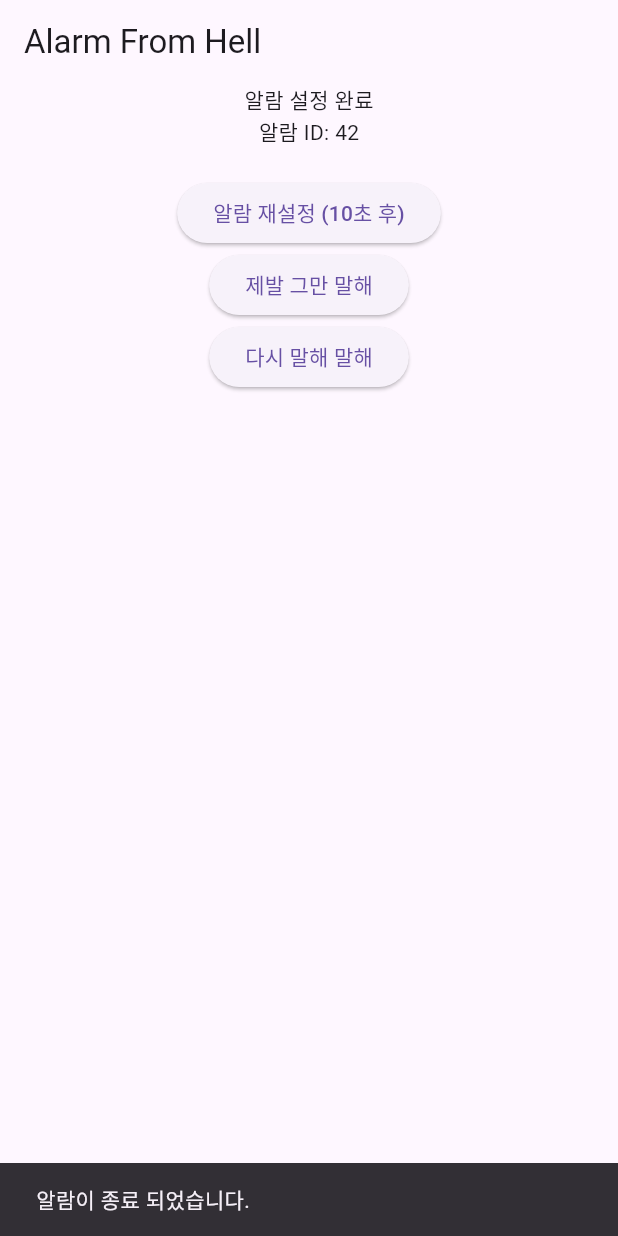
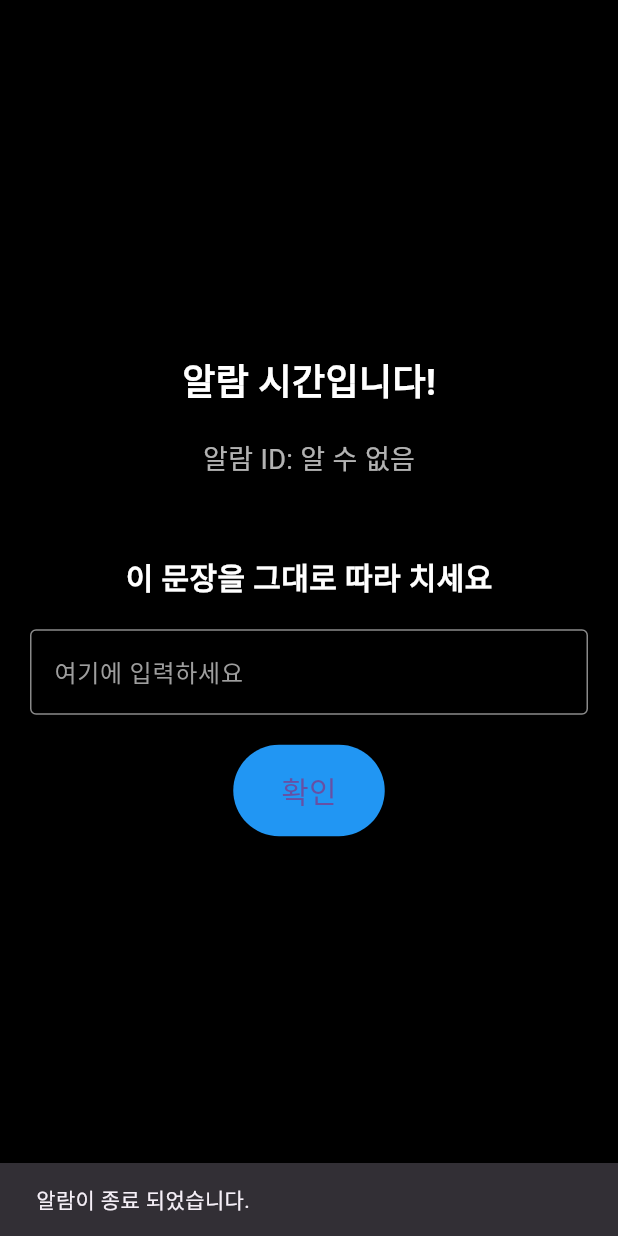
Before and after one commit to S-Soo100/alarm-from-hell, a Flutter app: the screen it shows after launch, after a tap on "제발 그만 말해", on a phone screen of 412 x 824 dp. Run offline on Flutter 3.47's test engine with Material 3 defaults, Android fonts, the phone set to English and light mode, and no system bars; our stand-ins replace permission_handler; missing offline and left inert: alarm; statements that could not run were skipped.

Commit message:
feature/alarm exit page(write sentense)

```diff
--- a/lib/main.dart
+++ b/lib/main.dart
@@ -1,5 +1,5 @@
 import 'package:alarm/alarm.dart';
-import 'package:alarm_from_hell/ui/alarm_ring_page.dart';
+import 'package:alarm_from_hell/ui/alarm_exit/alarm_exit_page.dart';
 import 'package:alarm_from_hell/ui/home_page.dart';
 import 'package:flutter/material.dart';
 import 'dart:io';
@@ -72,7 +72,7 @@
       navigatorKey: _navigatorKey, // 전역 내비게이터 키 설정
       home: HomePage(),
       debugShowCheckedModeBanner: false,
-      routes: {'/alarm_ring_page': (context) => AlarmRingPage()},
+      routes: {'/alarm_ring_page': (context) => AlarmExitPage()},
     );
   }
 }
--- /dev/null
+++ b/lib/ui/alarm_exit/alarm_exit_page.dart
@@ -0,0 +1,130 @@
+import 'package:alarm/alarm.dart';
+import 'package:alarm/model/alarm_settings.dart';
+import 'package:flutter/material.dart';
+
+class AlarmExitPage extends StatefulWidget {
+  const AlarmExitPage({Key? key}) : super(key: key);
+
+  @override
+  State<AlarmExitPage> createState() => _AlarmExitPageState();
+}
+
+class _AlarmExitPageState extends State<AlarmExitPage> {
+  AlarmSettings? alarmSettings;
+  final TextEditingController _textController = TextEditingController();
+  bool _isTextCorrect = false;
+  final String _targetText = "이 문장을 그대로 따라 치세요";
+
+  @override
+  void dispose() {
+    _textController.dispose();
+    super.dispose();
+  }
+
+  @override
+  void didChangeDependencies() {
+    super.didChangeDependencies();
+    // arguments로 알람 설정을 받아옵니다
+    final args = ModalRoute.of(context)?.settings.arguments;
+    if (args is AlarmSettings) {
+      alarmSettings = args;
+    }
+  }
+
+  void _checkText() {
+    if (_textController.text == _targetText) {
+      setState(() {
+        _isTextCorrect = true;
+      });
+    }
+  }
+
+  @override
+  Widget build(BuildContext context) {
+    return Scaffold(
+      backgroundColor: Colors.black,
+      body: SafeArea(
+        child: Center(
+          child: Padding(
+            padding: const EdgeInsets.all(20.0),
+            child: Column(
+              mainAxisAlignment: MainAxisAlignment.center,
+              children: [
+                const Text(
+                  '알람 시간입니다!',
+                  style: TextStyle(
+                    fontSize: 24,
+                    fontWeight: FontWeight.bold,
+                    color: Colors.white,
+                  ),
+                ),
+                const SizedBox(height: 20),
+                Text(
+                  '알람 ID: ${alarmSettings?.id ?? '알 수 없음'}',
+                  style: TextStyle(fontSize: 18, color: Colors.white70),
+                ),
+                const SizedBox(height: 50),
+                const Text(
+                  '이 문장을 그대로 따라 치세요',
+                  style: TextStyle(
+                    fontSize: 20,
+                    fontWeight: FontWeight.bold,
+                    color: Colors.white,
+                  ),
+                ),
+                const SizedBox(height: 20),
+                TextField(
+                  controller: _textController,
+                  style: const TextStyle(color: Colors.white),
+                  decoration: const InputDecoration(
+                    border: OutlineInputBorder(),
+                    hintText: '여기에 입력하세요',
+                    hintStyle: TextStyle(color: Colors.grey),
+                    enabledBorder: OutlineInputBorder(
+                      borderSide: BorderSide(color: Colors.white54),
+                    ),
+                    focusedBorder: OutlineInputBorder(
+                      borderSide: BorderSide(color: Colors.blue),
+                    ),
+                  ),
+                ),
+                const SizedBox(height: 20),
+                ElevatedButton(
+                  onPressed: _isTextCorrect ? null : _checkText,
+                  style: ElevatedButton.styleFrom(
+                    backgroundColor: Colors.blue,
+                    padding: const EdgeInsets.symmetric(
+                      horizontal: 32,
+                      vertical: 16,
+                    ),
+                  ),
+                  child: const Text('확인', style: TextStyle(fontSize: 20)),
+                ),
+                const SizedBox(height: 30),
+                if (_isTextCorrect)
+                  ElevatedButton(
+                    onPressed: () {
+                      // 알람 중지
+                      if (alarmSettings != null) {
+                        Alarm.stop(alarmSettings!.id);
+                      }
+                      // 페이지 닫기
+                      Navigator.of(context).pop();
+                    },
+                    style: ElevatedButton.styleFrom(
+                      backgroundColor: Colors.red,
+                      padding: const EdgeInsets.symmetric(
+                        horizontal: 32,
+                        vertical: 16,
+                      ),
+                    ),
+                    child: const Text('알람 끄기', style: TextStyle(fontSize: 20)),
+                  ),
+              ],
+            ),
+          ),
+        ),
+      ),
+    );
+  }
+}
--- a/lib/ui/alarm_ring_page.dart
+++ /dev/null
@@ -1,72 +0,0 @@
-import 'package:alarm/alarm.dart';
-import 'package:alarm/model/alarm_settings.dart';
-import 'package:flutter/material.dart';
-
-class AlarmRingPage extends StatefulWidget {
-  const AlarmRingPage({Key? key}) : super(key: key);
-
-  @override
-  State<AlarmRingPage> createState() => _AlarmRingPageState();
-}
-
-class _AlarmRingPageState extends State<AlarmRingPage> {
-  AlarmSettings? alarmSettings;
-
-  @override
-  void didChangeDependencies() {
-    super.didChangeDependencies();
-    // arguments로 알람 설정을 받아옵니다
-    final args = ModalRoute.of(context)?.settings.arguments;
-    if (args is AlarmSettings) {
-      alarmSettings = args;
-    }
-  }
-
-  @override
-  Widget build(BuildContext context) {
-    return Scaffold(
-      backgroundColor: Colors.black,
-      body: SafeArea(
-        child: Center(
-          child: Column(
-            mainAxisAlignment: MainAxisAlignment.center,
-            children: [
-              const Text(
-                '알람 시간입니다!',
-                style: TextStyle(
-                  fontSize: 24,
-                  fontWeight: FontWeight.bold,
-                  color: Colors.white,
-                ),
-              ),
-              const SizedBox(height: 20),
-              Text(
-                '알람 ID: ${alarmSettings?.id ?? '알 수 없음'}',
-                style: TextStyle(fontSize: 18, color: Colors.white70),
-              ),
-              const SizedBox(height: 50),
-              ElevatedButton(
-                onPressed: () {
-                  // 알람 중지
-                  if (alarmSettings != null) {
-                    Alarm.stop(alarmSettings!.id);
-                  }
-                  // 페이지 닫기
-                  Navigator.of(context).pop();
-                },
-                style: ElevatedButton.styleFrom(
-                  backgroundColor: Colors.red,
-                  padding: const EdgeInsets.symmetric(
-                    horizontal: 32,
-                    vertical: 16,
-                  ),
-                ),
-                child: const Text('알람 끄기', style: TextStyle(fontSize: 20)),
-              ),
-            ],
-          ),
-        ),
-      ),
-    );
-  }
-}
--- a/lib/ui/test_alarm/test_alarm_page.dart
+++ b/lib/ui/test_alarm/test_alarm_page.dart
@@ -5,6 +5,7 @@ import 'package:alarm/model/alarm_settings.dart';
 import 'package:alarm/model/notification_settings.dart';
 import 'package:alarm/model/volume_settings.dart';
 import 'package:alarm_from_hell/core/constants/sound_constants.dart';
+import 'package:alarm_from_hell/ui/alarm_exit/alarm_exit_page.dart';
 import 'package:flutter/material.dart';
 
 class TestAlarmPage extends StatefulWidget {
@@ -61,6 +62,10 @@ class _TestAlarmPageState extends State<TestAlarmPage> {
   }
 
   Future<void> cancelTestAlarm() async {
+    Navigator.push(
+      context,
+      MaterialPageRoute(builder: (context) => AlarmExitPage()),
+    );
     await Alarm.stop(alarmId);
   }
 
```
